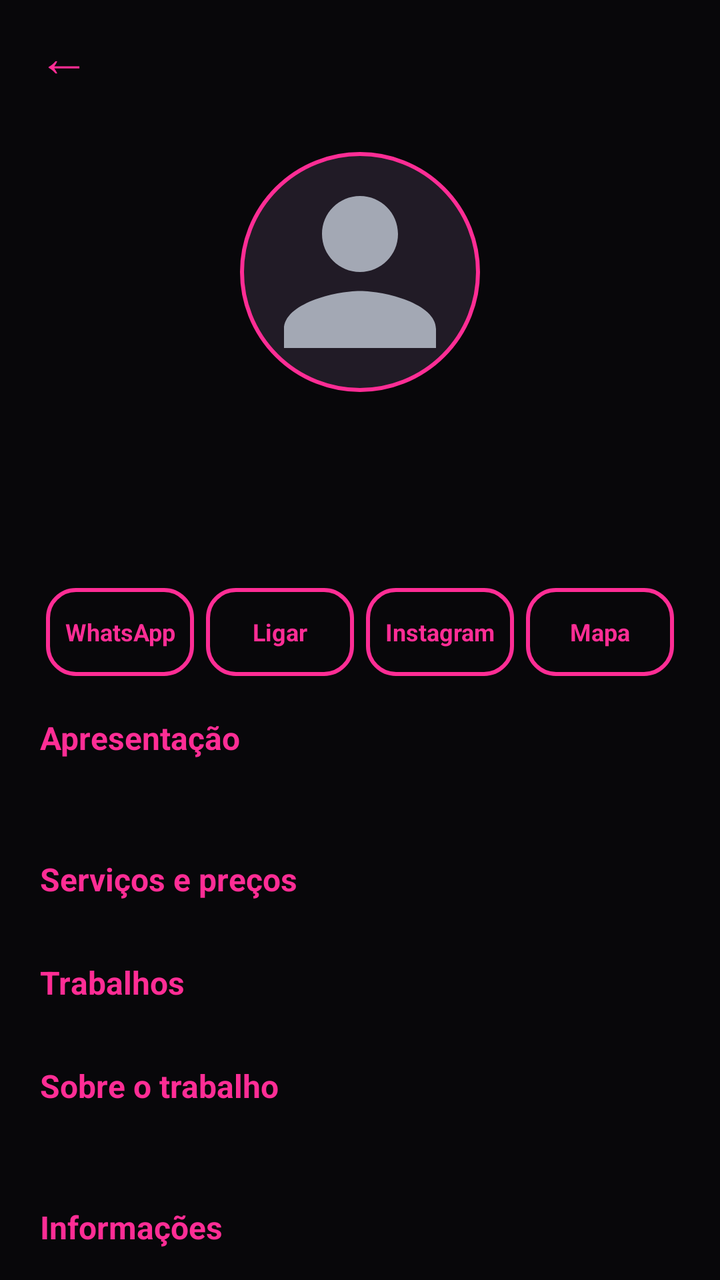
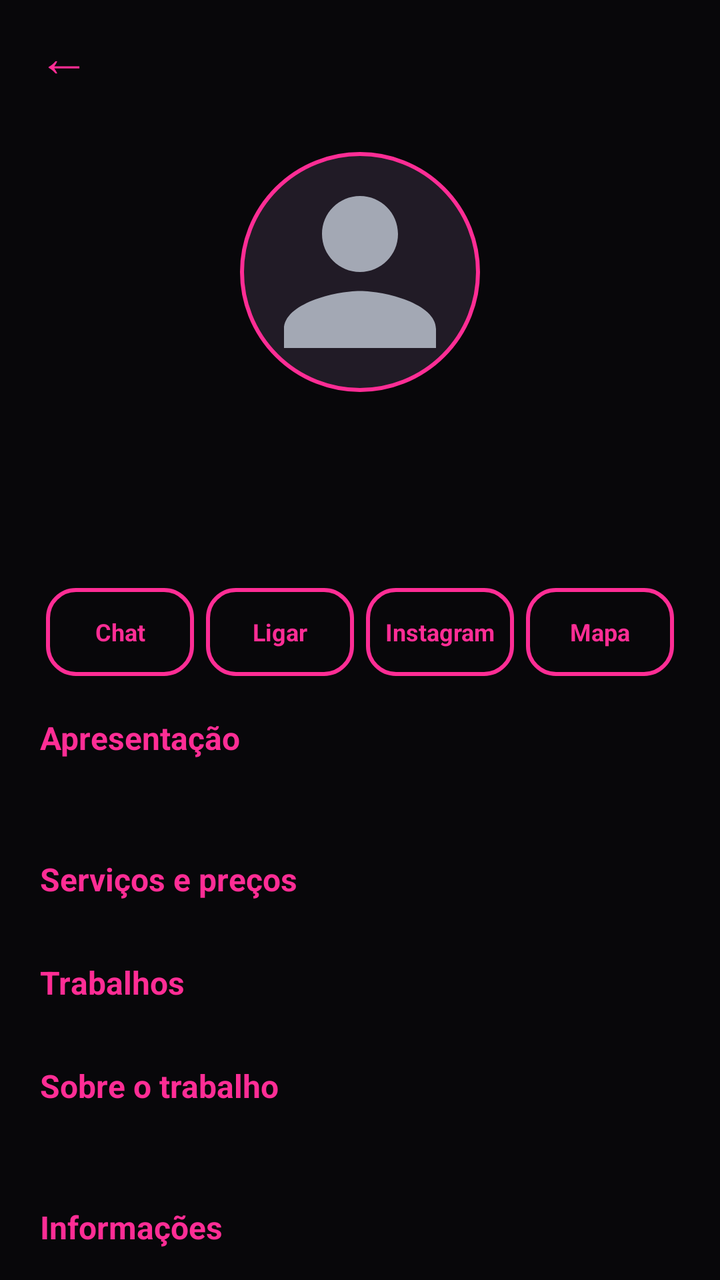

An Android layout rendered at two revisions. The XML below is the earlier revision; the diff shows what the commit changed to produce the second picture.
<!-- AndroidManifest.xml: application theme Theme.Manicure -->
<!-- res/layout/activity_perfil_profissional.xml -->
<?xml version="1.0" encoding="utf-8"?>
<LinearLayout xmlns:android="http://schemas.android.com/apk/res/android"
    android:layout_width="match_parent"
    android:layout_height="match_parent"
    android:background="@color/fundo"
    android:orientation="vertical">

    <include
        android:id="@+id/topo"
        layout="@layout/include_topo" />

    <androidx.core.widget.NestedScrollView
        android:layout_width="match_parent"
        android:layout_height="0dp"
        android:layout_weight="1">

        <LinearLayout
            android:layout_width="match_parent"
            android:layout_height="wrap_content"
            android:orientation="vertical"
            android:padding="20dp">

            <ImageView
                android:id="@+id/ivFoto"
                android:layout_width="120dp"
                android:layout_height="120dp"
                android:layout_gravity="center_horizontal"
                android:background="@drawable/bg_foto_redonda"
                android:contentDescription="@null"
                android:padding="3dp"
                android:scaleType="centerCrop"
                android:src="@drawable/ic_pessoa" />

            <TextView
                android:id="@+id/tvNome"
                android:layout_width="match_parent"
                android:layout_height="wrap_content"
                android:layout_marginTop="12dp"
                android:gravity="center"
                android:textColor="@color/texto"
                android:textSize="22sp"
                android:textStyle="bold" />

            <TextView
                android:id="@+id/tvTipo"
                android:layout_width="match_parent"
                android:layout_height="wrap_content"
                android:gravity="center"
                android:textColor="?attr/corDestaque"
                android:textSize="14sp" />

            <TextView
                android:id="@+id/tvLocal"
                android:layout_width="match_parent"
                android:layout_height="wrap_content"
                android:layout_marginTop="4dp"
                android:gravity="center"
                android:textColor="@color/texto_secundario"
                android:textSize="13sp" />

            <TextView
                android:id="@+id/tvPreferido"
                android:layout_width="match_parent"
                android:layout_height="wrap_content"
                android:layout_marginTop="6dp"
                android:gravity="center"
                android:padding="4dp"
                android:text="@string/perfil_preferido"
                android:textColor="?attr/corDestaqueClaro"
                android:textSize="12sp"
                android:visibility="gone" />

            
            <LinearLayout
                android:layout_width="match_parent"
                android:layout_height="wrap_content"
                android:layout_marginTop="16dp"
                android:orientation="horizontal">

                <TextView
                    android:id="@+id/btnWhatsapp"
                    style="@style/BotaoContato"
                    android:text="@string/perfil_whatsapp" />

                <TextView
                    android:id="@+id/btnLigar"
                    style="@style/BotaoContato"
                    android:text="@string/perfil_ligar" />

                <TextView
                    android:id="@+id/btnInstagram"
                    style="@style/BotaoContato"
                    android:text="@string/perfil_instagram" />

                <TextView
                    android:id="@+id/btnMapa"
                    style="@style/BotaoContato"
                    android:text="@string/perfil_mapa" />
            </LinearLayout>

            
            <LinearLayout
                android:id="@+id/blocoAgendar"
                android:layout_width="match_parent"
                android:layout_height="wrap_content"
                android:orientation="vertical"
                android:visibility="gone">

                <TextView
                    style="@style/TituloSecao"
                    android:text="@string/perfil_agendar" />

                <com.google.android.material.chip.ChipGroup
                    android:id="@+id/cgCategorias"
                    android:layout_width="match_parent"
                    android:layout_height="wrap_content" />
            </LinearLayout>

            <LinearLayout
                android:id="@+id/blocoApresentacao"
                android:layout_width="match_parent"
                android:layout_height="wrap_content"
                android:orientation="vertical">

                <TextView
                    style="@style/TituloSecao"
                    android:text="@string/perfil_apresentacao" />

                <TextView
                    android:id="@+id/tvApresentacao"
                    style="@style/TextoCorpo" />
            </LinearLayout>

            <LinearLayout
                android:id="@+id/blocoServicos"
                android:layout_width="match_parent"
                android:layout_height="wrap_content"
                android:orientation="vertical">

                <TextView
                    style="@style/TituloSecao"
                    android:text="@string/perfil_servicos" />

                <androidx.recyclerview.widget.RecyclerView
                    android:id="@+id/rvServicos"
                    android:layout_width="match_parent"
                    android:layout_height="wrap_content" />
            </LinearLayout>

            <LinearLayout
                android:id="@+id/blocoGaleria"
                android:layout_width="match_parent"
                android:layout_height="wrap_content"
                android:orientation="vertical">

                <TextView
                    style="@style/TituloSecao"
                    android:text="@string/perfil_galeria" />

                <androidx.recyclerview.widget.RecyclerView
                    android:id="@+id/rvFotos"
                    android:layout_width="match_parent"
                    android:layout_height="wrap_content" />
            </LinearLayout>

            <LinearLayout
                android:id="@+id/blocoSobre"
                android:layout_width="match_parent"
                android:layout_height="wrap_content"
                android:orientation="vertical">

                <TextView
                    style="@style/TituloSecao"
                    android:text="@string/perfil_sobre_trabalho" />

                <TextView
                    android:id="@+id/tvSobreTrabalho"
                    style="@style/TextoCorpo" />
            </LinearLayout>

            <TextView
                style="@style/TituloSecao"
                android:text="@string/perfil_contatos" />

            <TextView
                android:id="@+id/tvContatos"
                style="@style/TextoCorpo"
                android:textIsSelectable="true" />
        </LinearLayout>
    </androidx.core.widget.NestedScrollView>
</LinearLayout>
<!-- res/layout/include_topo.xml (included above) -->
<?xml version="1.0" encoding="utf-8"?>
<LinearLayout xmlns:android="http://schemas.android.com/apk/res/android"
    android:layout_width="match_parent"
    android:layout_height="56dp"
    android:gravity="center_vertical"
    android:orientation="horizontal"
    android:paddingStart="8dp"
    android:paddingEnd="16dp">

    <TextView
        android:id="@+id/btnVoltar"
        android:layout_width="48dp"
        android:layout_height="48dp"
        android:background="?attr/selectableItemBackgroundBorderless"
        android:contentDescription="@string/voltar"
        android:gravity="center"
        android:text="←"
        android:textColor="?attr/corDestaque"
        android:textSize="26sp" />

    <TextView
        android:id="@+id/tvTitulo"
        android:layout_width="0dp"
        android:layout_height="wrap_content"
        android:layout_marginStart="4dp"
        android:layout_weight="1"
        android:textColor="@color/texto"
        android:textSize="19sp"
        android:textStyle="bold" />
</LinearLayout>
<!-- resources referenced by this layout -->
<resources>
  <color name="fundo">#08070A</color>
  <color name="texto">#FFFFFF</color>
  <color name="texto_secundario">#B3A9B8</color>
  <!-- drawable bg_foto_redonda (drawable) -->
  <?xml version="1.0" encoding="utf-8"?>
  <shape xmlns:android="http://schemas.android.com/apk/res/android" android:shape="oval">
      <solid android:color="@color/superficie_alta" />
      <stroke android:width="2dp" android:color="?attr/corDestaque" />
  </shape>
  <string name="perfil_agendar">Agendar horário</string>
  <string name="perfil_apresentacao">Apresentação</string>
  <string name="perfil_contatos">Informações</string>
  <string name="perfil_galeria">Trabalhos</string>
  <string name="perfil_instagram">Instagram</string>
  <string name="perfil_ligar">Ligar</string>
  <string name="perfil_mapa">Mapa</string>
  <string name="perfil_preferido">★ Este perfil abre quando você entra no app · toque para desfazer</string>
  <string name="perfil_servicos">Serviços e preços</string>
  <string name="perfil_sobre_trabalho">Sobre o trabalho</string>
  <string name="perfil_whatsapp">WhatsApp</string>
  <string name="voltar">Voltar</string>
  <style name="TextoCorpo">
          <item name="android:layout_width">match_parent</item>
          <item name="android:layout_height">wrap_content</item>
          <item name="android:textColor">@color/texto_secundario</item>
          <item name="android:textSize">14sp</item>
          <item name="android:lineSpacingExtra">3dp</item>
      </style>
  <style name="Theme.Manicure" parent="Theme.MaterialComponents.NoActionBar">
          <item name="corDestaque">@color/rosa</item>
          <item name="corDestaqueClaro">@color/rosa_claro</item>
          <item name="corDestaqueEscuro">@color/rosa_escuro</item>
          <item name="corTextoBotao">@color/branco</item>
          <item name="colorPrimary">@color/rosa</item>
          <item name="colorPrimaryVariant">@color/rosa_escuro</item>
          <item name="colorOnPrimary">@color/branco</item>
          <item name="colorSecondary">@color/rosa</item>
          <item name="colorSecondaryVariant">@color/rosa_escuro</item>
          <item name="colorOnSecondary">@color/branco</item>
          <item name="colorSurface">@color/superficie</item>
          <item name="colorOnSurface">@color/texto</item>
          <item name="android:colorBackground">@color/fundo</item>
          <item name="android:windowBackground">@color/fundo</item>
          <item name="android:statusBarColor">@color/fundo</item>
          <item name="android:navigationBarColor">@color/fundo</item>
          <item name="android:textColorPrimary">@color/texto</item>
          <item name="android:textColorSecondary">@color/texto_secundario</item>
          <item name="android:textColorHint">@color/dica</item>
          <item name="materialAlertDialogTheme">@style/Theme.Manicure.Dialogo</item>
      </style>
  <color name="superficie_alta">#211B26</color>
  <!-- drawable bg_botao_contorno (drawable) -->
  <?xml version="1.0" encoding="utf-8"?>
  <shape xmlns:android="http://schemas.android.com/apk/res/android" android:shape="rectangle">
      <solid android:color="@android:color/transparent" />
      <stroke android:width="2dp" android:color="?attr/corDestaque" />
      <corners android:radius="14dp" />
  </shape>
  <color name="rosa">#FF2D95</color>
  <color name="rosa_claro">#FF6FB5</color>
  <color name="rosa_escuro">#D9006C</color>
  <color name="branco">#FFFFFF</color>
  <color name="superficie">#16131A</color>
  <color name="dica">#76697E</color>
  <!-- unchanged entries left out for length: 4 -->
</resources>

<!-- the commit's change to res/layout/activity_perfil_profissional.xml (unified diff, before → after) -->
@@ -78,9 +78,9 @@
                 android:orientation="horizontal">
 
                 <TextView
-                    android:id="@+id/btnWhatsapp"
-                    style="@style/BotaoContato"
-                    android:text="@string/perfil_whatsapp" />
+                    android:id="@+id/btnChat"
+                    style="@style/BotaoContato"
+                    android:text="@string/perfil_chat" />
 
                 <TextView
                     android:id="@+id/btnLigar"
@@ -109,6 +109,47 @@
                 <TextView
                     style="@style/TituloSecao"
                     android:text="@string/perfil_agendar" />
+
+                
+                <LinearLayout
+                    android:id="@+id/blocoLembrete"
+                    android:layout_width="match_parent"
+                    android:layout_height="wrap_content"
+                    android:layout_marginBottom="10dp"
+                    android:background="@drawable/bg_botao_contorno"
+                    android:orientation="vertical"
+                    android:padding="12dp"
+                    android:visibility="gone">
+
+                    <TextView
+                        android:layout_width="wrap_content"
+                        android:layout_height="wrap_content"
+                        android:text="@string/perfil_lembrete_titulo"
+                        android:textColor="?attr/corDestaque"
+                        android:textSize="13sp"
+                        android:textStyle="bold" />
+
+                    <TextView
+                        android:id="@+id/tvLembrete"
+                        android:layout_width="wrap_content"
+                        android:layout_height="wrap_content"
+                        android:layout_marginTop="4dp"
+                        android:lineSpacingExtra="3dp"
+                        android:textColor="@color/texto"
+                        android:textSize="14sp" />
+
+                    <TextView
+                        android:id="@+id/tvCancelarHorario"
+                        android:layout_width="wrap_content"
+                        android:layout_height="wrap_content"
+                        android:layout_gravity="end"
+                        android:layout_marginTop="4dp"
+                        android:padding="4dp"
+                        android:text="@string/agendar_cancelar_titulo"
+                        android:textColor="@color/vermelho"
+                        android:textSize="13sp"
+                        android:textStyle="bold" />
+                </LinearLayout>
 
                 <com.google.android.material.chip.ChipGroup
                     android:id="@+id/cgCategorias"
<!-- resource entries referenced after the edit -->
@@ -3,23 +3,26 @@
   <color name="fundo">#08070A</color>
   <color name="texto">#FFFFFF</color>
   <color name="texto_secundario">#B3A9B8</color>
+  <color name="vermelho">#FF5A5A</color>
   <!-- drawable bg_foto_redonda (drawable) -->
   <?xml version="1.0" encoding="utf-8"?>
   <shape xmlns:android="http://schemas.android.com/apk/res/android" android:shape="oval">
       <solid android:color="@color/superficie_alta" />
       <stroke android:width="2dp" android:color="?attr/corDestaque" />
   </shape>
+  <string name="agendar_cancelar_titulo">Desmarcar horário</string>
   <string name="perfil_agendar">Agendar horário</string>
   <string name="perfil_apresentacao">Apresentação</string>
+  <string name="perfil_chat">Chat</string>
   <string name="perfil_contatos">Informações</string>
   <string name="perfil_galeria">Trabalhos</string>
   <string name="perfil_instagram">Instagram</string>
+  <string name="perfil_lembrete_titulo">🔔 Seu horário aqui</string>
   <string name="perfil_ligar">Ligar</string>
   <string name="perfil_mapa">Mapa</string>
   <string name="perfil_preferido">★ Este perfil abre quando você entra no app · toque para desfazer</string>
   <string name="perfil_servicos">Serviços e preços</string>
   <string name="perfil_sobre_trabalho">Sobre o trabalho</string>
-  <string name="perfil_whatsapp">WhatsApp</string>
   <string name="voltar">Voltar</string>
   <style name="TextoCorpo">
           <item name="android:layout_width">match_parent</item>
@@ -33,6 +36,7 @@
           <item name="corDestaqueClaro">@color/rosa_claro</item>
           <item name="corDestaqueEscuro">@color/rosa_escuro</item>
           <item name="corTextoBotao">@color/branco</item>
+          <item name="corBalao">#5A1236</item>
           <item name="colorPrimary">@color/rosa</item>
           <item name="colorPrimaryVariant">@color/rosa_escuro</item>
           <item name="colorOnPrimary">@color/branco</item>
